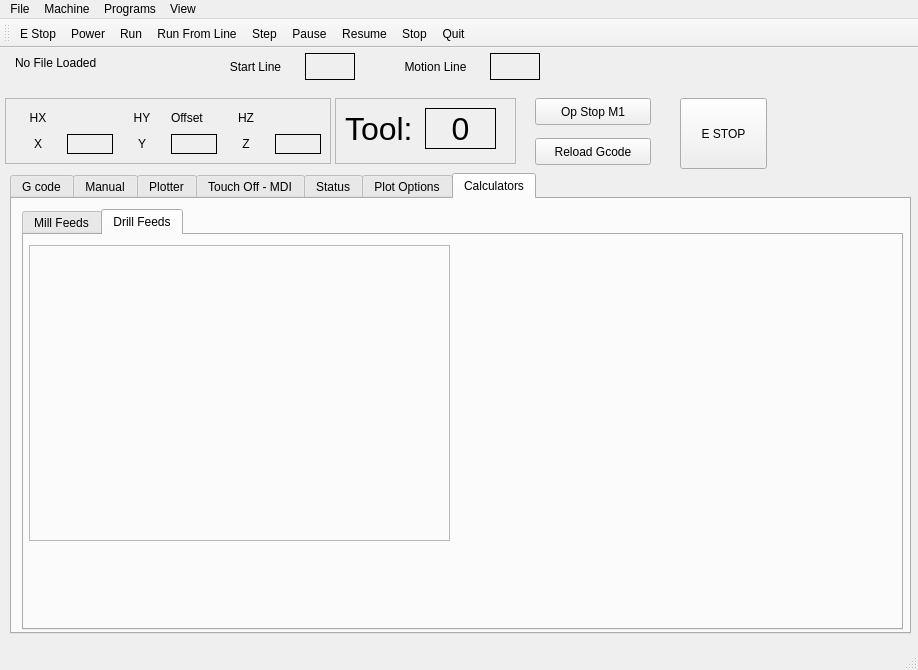
jethornton/flexgui, file examples/mill_3/mill_3.ui: the form before one commit.
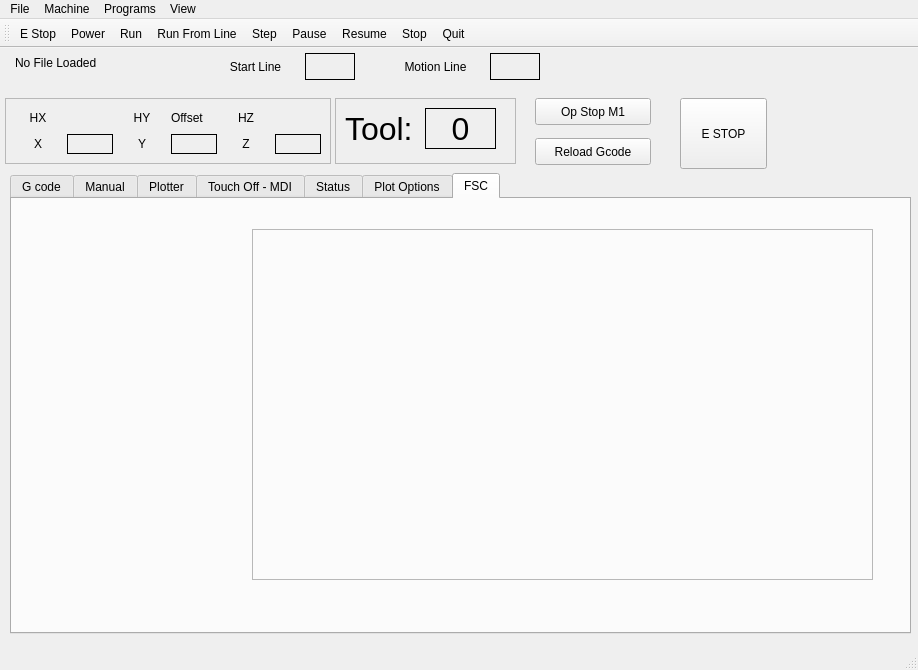
The form after the commit. The open tabs and pages were chosen to show the change.

What changed in the file:
```diff
--- a/examples/mill_3/mill_3.ui
+++ b/examples/mill_3/mill_3.ui
@@ -213,7 +213,7 @@
      </rect>
     </property>
     <property name="currentIndex">
-     <number>0</number>
+     <number>6</number>
     </property>
     <widget class="QWidget" name="gcode_tab">
      <attribute name="title">
@@ -251,7 +251,7 @@
       <property name="geometry">
        <rect>
         <x>455</x>
-        <y>210</y>
+        <y>195</y>
         <width>216</width>
         <height>156</height>
        </rect>
@@ -428,7 +428,7 @@
       <property name="geometry">
        <rect>
         <x>455</x>
-        <y>20</y>
+        <y>5</y>
         <width>276</width>
         <height>181</height>
        </rect>
@@ -826,9 +826,9 @@
       <property name="geometry">
        <rect>
         <x>680</x>
-        <y>210</y>
+        <y>195</y>
         <width>216</width>
-        <height>206</height>
+        <height>221</height>
        </rect>
       </property>
       <property name="title">
@@ -2808,62 +2808,23 @@
     </widget>
     <widget class="QWidget" name="tab_4">
      <attribute name="title">
-      <string>Calculators</string>
+      <string>FSC</string>
      </attribute>
-     <widget class="QTabWidget" name="tabWidget_2">
+     <widget class="QFrame" name="fsc_container">
       <property name="geometry">
        <rect>
-        <x>10</x>
-        <y>10</y>
-        <width>881</width>
-        <height>421</height>
+        <x>240</x>
+        <y>30</y>
+        <width>621</width>
+        <height>351</height>
        </rect>
       </property>
-      <property name="currentIndex">
-       <number>0</number>
+      <property name="frameShape">
+       <enum>QFrame::StyledPanel</enum>
       </property>
-      <widget class="QWidget" name="tab_5">
-       <attribute name="title">
-        <string>Mill Feeds</string>
-       </attribute>
-       <widget class="QFrame" name="fsc_container">
-        <property name="geometry">
-         <rect>
-          <x>5</x>
-          <y>10</y>
-          <width>516</width>
-          <height>376</height>
-         </rect>
-        </property>
-        <property name="frameShape">
-         <enum>QFrame::StyledPanel</enum>
-        </property>
-        <property name="frameShadow">
-         <enum>QFrame::Raised</enum>
-        </property>
-       </widget>
-      </widget>
-      <widget class="QWidget" name="tab_6">
-       <attribute name="title">
-        <string>Drill Feeds</string>
-       </attribute>
-       <widget class="QFrame" name="dsf_container">
-        <property name="geometry">
-         <rect>
-          <x>5</x>
-          <y>10</y>
-          <width>421</width>
-          <height>296</height>
-         </rect>
-        </property>
-        <property name="frameShape">
-         <enum>QFrame::StyledPanel</enum>
-        </property>
-        <property name="frameShadow">
-         <enum>QFrame::Raised</enum>
-        </property>
-       </widget>
-      </widget>
+      <property name="frameShadow">
+       <enum>QFrame::Raised</enum>
+      </property>
      </widget>
     </widget>
    </widget>
```
